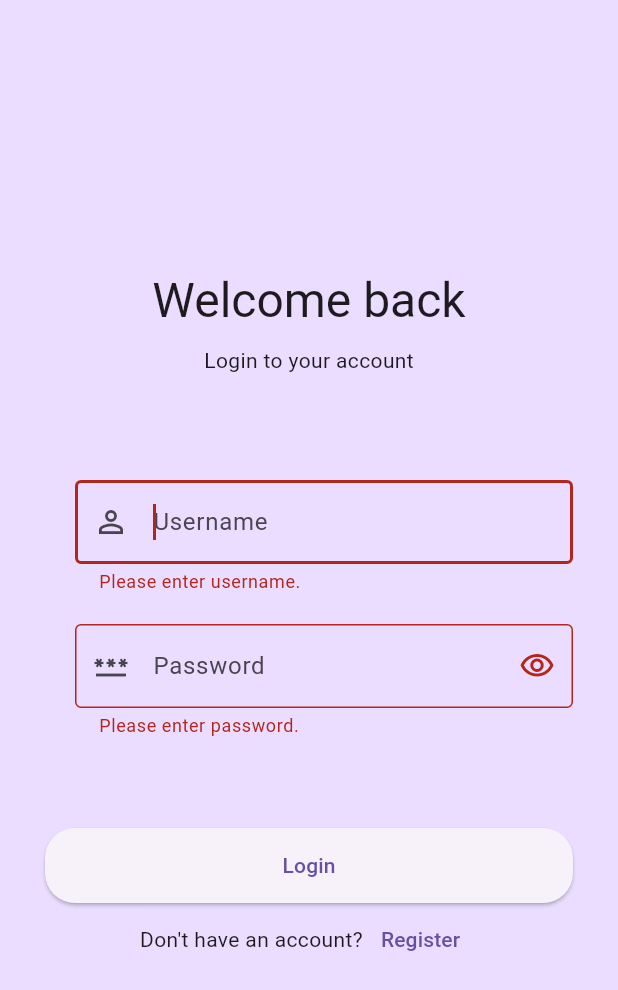
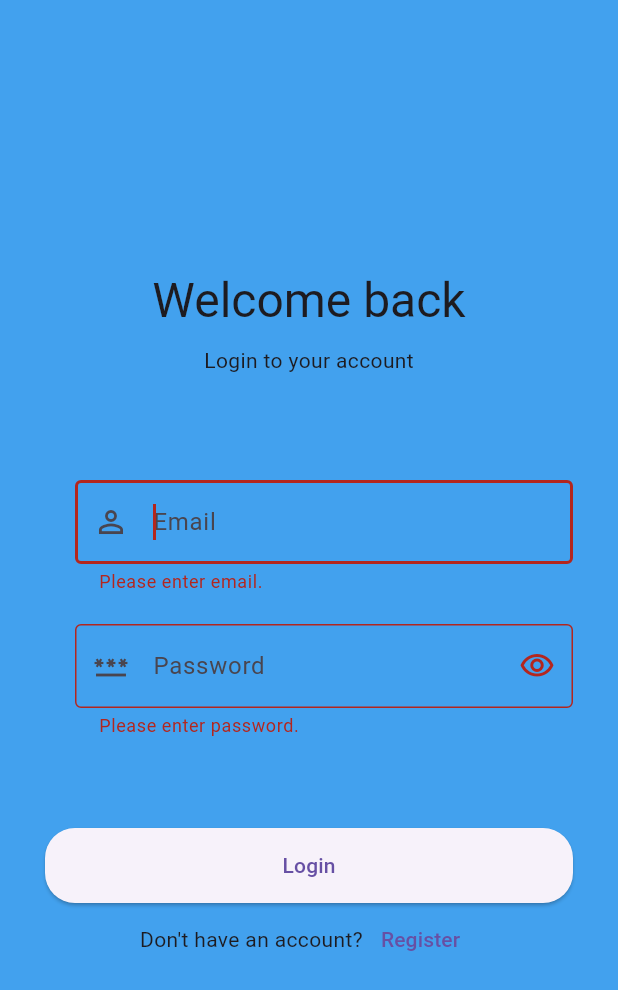
Before and after one commit to RyanWiratama/9_D_Bioskop, a Flutter app: the screen it shows after launch, after a tap on "Login", on a phone screen of 412 x 824 dp. Shown: the top 990 px of the screen. Run offline on Flutter 3.47's test engine with Material 3 defaults, Android fonts, the light colour scheme and no system bars.

Commit message:
update login

```diff
--- a/lib/view/login_view.dart
+++ b/lib/view/login_view.dart
@@ -13,14 +13,15 @@ class LoginView extends StatefulWidget {
 
 class _LoginViewState extends State<LoginView> {
   final _formKey = GlobalKey<FormState>();
-  final TextEditingController _usernameController = TextEditingController();
-  final TextEditingController _passwordController = TextEditingController();
+  final TextEditingController emailController = TextEditingController();
+  final TextEditingController passwordController = TextEditingController();
   bool _obscurePassword = true;
 
+  String? _errorMessage;
   @override
   Widget build(BuildContext context) {
     return Scaffold(
-      backgroundColor: Theme.of(context).colorScheme.primaryContainer,
+      backgroundColor: const Color.fromARGB(255, 66, 161, 238),
       body: Form(
         key: _formKey,
         child: SingleChildScrollView(
@@ -41,13 +42,16 @@ class _LoginViewState extends State<LoginView> {
               inputForm(
                 (value) {
                   if (value == null || value.isEmpty) {
-                    return "Please enter username.";
+                    return "Please enter email.";
+                  }
+                  if (!value.contains('@')) {
+                      return 'Email Must Contain @';
                   }
                   return null;
                 },
-                controller: _usernameController,
-                hintTxt: "Username",
-                helperTxt: "Enter your username",
+                controller: emailController,
+                hintTxt: "Email",
+                helperTxt: "Enter your email",
                 iconData: Icons.person_outline,
               ),
               const SizedBox(height: 10),
@@ -62,7 +66,7 @@ class _LoginViewState extends State<LoginView> {
                       }
                       return null;
                     },
-                    controller: _passwordController,
+                    controller: passwordController,
                     obscureText: _obscurePassword,
                     decoration: InputDecoration(
                       hintText: "Password",
@@ -83,6 +87,14 @@ class _LoginViewState extends State<LoginView> {
                   ),
                 ),
               ),
+              if (_errorMessage != null)
+                Padding(
+                  padding: const EdgeInsets.symmetric(vertical: 10),
+                  child: Text(
+                    _errorMessage!,
+                    style: const TextStyle(color: Colors.red),
+                  ),
+                ),
               const SizedBox(height: 60),
               Column(
                 children: [
@@ -95,6 +107,16 @@ class _LoginViewState extends State<LoginView> {
                     ),
                     onPressed: () {
                       if (_formKey.currentState?.validate() ?? false) {
+                        if (widget.data == null) {
+                          setState(() {
+                            _errorMessage = "Email not registered!";
+                          });
+                        } else {
+                          String email = widget.data?['email'];
+                          String password = widget.data?['password'];
+
+                          if (emailController.text == email) {
+                            if (passwordController.text == password) {
                               Navigator.pushReplacement(
                                 context,
                                 MaterialPageRoute(
@@ -103,6 +125,17 @@ class _LoginViewState extends State<LoginView> {
                                   },
                                 ),
                               );
+                            } else {
+                              setState(() {
+                                _errorMessage = "Password is incorrect!";
+                              });
+                            }
+                          } else {
+                            setState(() {
+                              _errorMessage = "Email not registered!";
+                            });
+                          }
+                        }
                       }
                     },
                     child: const Text("Login"),
--- a/lib/view/register_view.dart
+++ b/lib/view/register_view.dart
@@ -12,4 +12,7 @@ class _RegisterViewState extends State<RegisterView> {
   Widget build(BuildContext context) {
     return const Placeholder();
   }
+<<<<<<< Updated upstream
 }
+=======
+>>>>>>> Stashed changes
```
Lines whose indentation alone changed are shown as unchanged.
